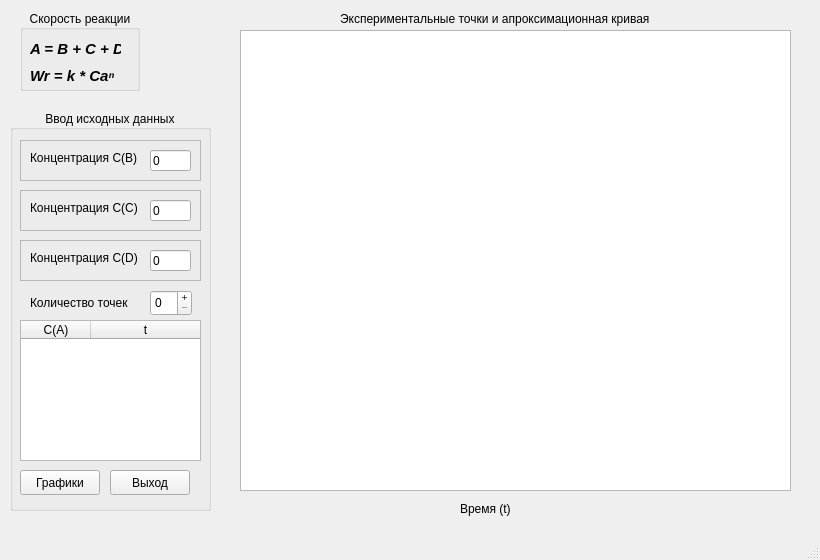
This is mainwindow.ui in 3ANov/QtKineticsModeling as Qt 5 draws it before an edit. The edited form follows.
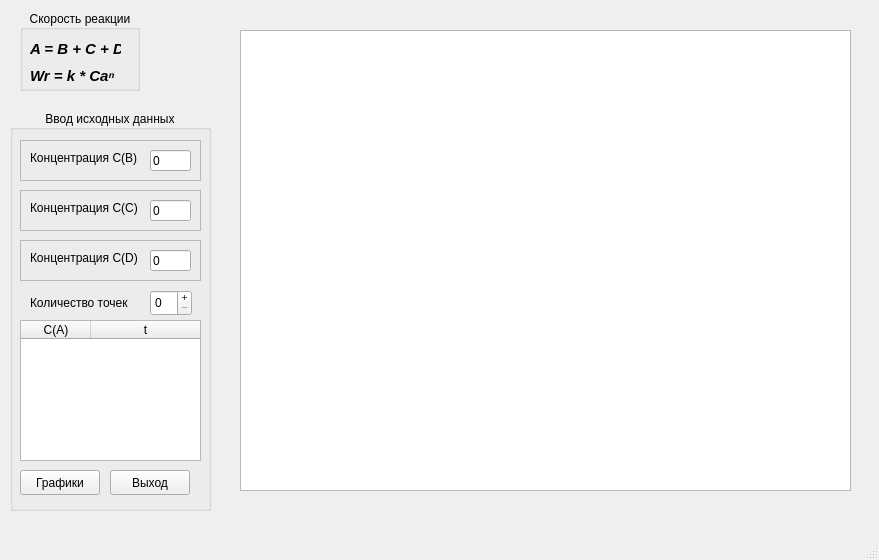
This is the edited form.

Commit message: added result dialog + fix model calculation

What changed in the file:
```diff
--- a/mainwindow.ui
+++ b/mainwindow.ui
@@ -9,7 +9,7 @@
    <rect>
     <x>0</x>
     <y>0</y>
-    <width>820</width>
+    <width>879</width>
     <height>560</height>
    </rect>
   </property>
@@ -367,37 +367,11 @@
      <rect>
       <x>240</x>
       <y>30</y>
-      <width>551</width>
+      <width>611</width>
       <height>461</height>
      </rect>
     </property>
    </widget>
-   <widget class="QLabel" name="label_5">
-    <property name="geometry">
-     <rect>
-      <x>340</x>
-      <y>10</y>
-      <width>341</width>
-      <height>17</height>
-     </rect>
-    </property>
-    <property name="text">
-     <string>Экспериментальные точки и апроксимационная кривая</string>
-    </property>
-   </widget>
-   <widget class="QLabel" name="label_6">
-    <property name="geometry">
-     <rect>
-      <x>460</x>
-      <y>500</y>
-      <width>54</width>
-      <height>17</height>
-     </rect>
-    </property>
-    <property name="text">
-     <string>Время (t)</string>
-    </property>
-   </widget>
   </widget>
   <widget class="QMenuBar" name="menubar">
    <property name="geometry">
```
Left out of the diff: 4 changed lines with no effect on the pictures. The commit also changes 7 other files.
